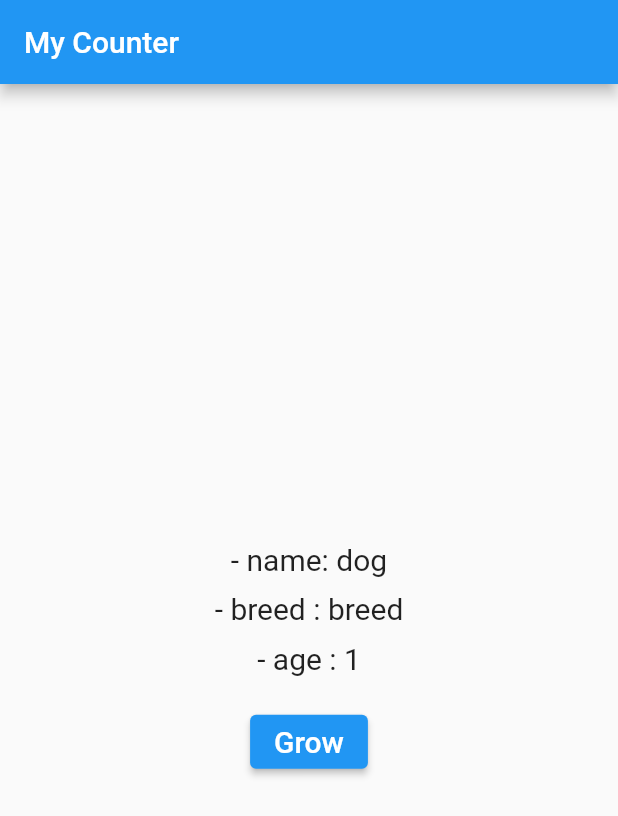
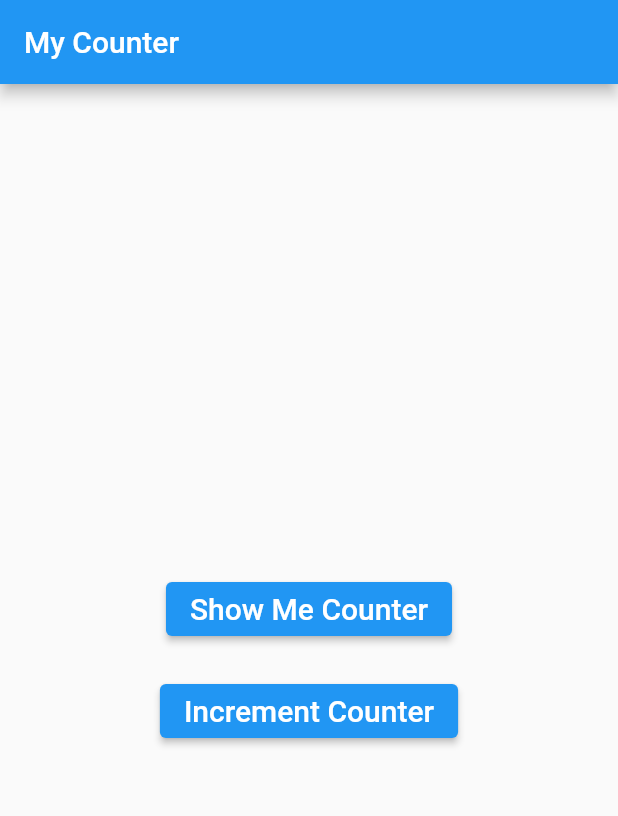
Before and after one commit to fahmi54321/basic_provider, a Flutter app: the screen it shows after launch, on a phone screen of 412 x 824 dp. Shown: the top 816 px of the screen. Run offline on Flutter 3.47's test engine with Material 2 defaults, Android fonts, the phone set to English and light mode, and no system bars.

```diff
--- /dev/null
+++ b/lib/counter.dart
@@ -0,0 +1,11 @@
+import 'package:flutter/material.dart';
+
+//todo 1 (next main.dart)
+class Counter with ChangeNotifier {
+  int counter = 0;
+
+  void increment() {
+    counter++;
+    notifyListeners();
+  }
+}
--- a/lib/main.dart
+++ b/lib/main.dart
@@ -1,5 +1,5 @@
-import 'package:basic_provider/models/babies.dart';
-import 'package:basic_provider/models/dog.dart';
+import 'package:basic_provider/counter.dart';
+import 'package:basic_provider/show_me_counter.dart';
 import 'package:flutter/material.dart';
 import 'package:provider/provider.dart';
 
@@ -13,33 +13,15 @@ class MyApp extends StatelessWidget {
   // This widget is the root of your application.
   @override
   Widget build(BuildContext context) {
-    return MultiProvider(
-      providers: [
-        ChangeNotifierProvider(
-          create: (_) => Dog(name: 'dog', breed: 'breed'),
-        ),
-        FutureProvider(
-          initialData: 0,
-          create: (context) {
-            final int dogAge = context.read<Dog>().age;
-            final babies = Babies(age: dogAge);
-            return babies.getBabies();
-          },
-        ),
-        StreamProvider(
-            create: (context) {
-              final int dogAge = context.read<Dog>().age;
-              final babies = Babies(age: dogAge * 2);
-              return babies.bark();
-            },
-            initialData: 'Bark 0 times')
-      ],
-      child: MaterialApp(
+    return MaterialApp(
       title: 'Flutter Demo',
       theme: ThemeData(
         primarySwatch: Colors.blue,
       ),
-        home: const MyHomePage(),
+      home: ChangeNotifierProvider(
+        //todo 2
+        create: (context) => Counter(),
+        child: MyHomePage(),
       ),
     );
   }
@@ -59,78 +41,64 @@ class _MyHomePageState extends State<MyHomePage> {
       appBar: AppBar(
         title: Text('My Counter'),
       ),
-      body: Consumer(builder: (BuildContext context, Dog dog, _) {
-        //todo 1
-        return Center(
+      body: Center(
         child: Column(
           mainAxisAlignment: MainAxisAlignment.center,
-            mainAxisSize: MainAxisSize.min,
           children: [
-              Text(
-                '- name: ${dog.name}', //todo 2
-                style: const TextStyle(fontSize: 20.0),
+            ElevatedButton(
+              onPressed: () {
+                //todo 4 (finish)
+
+                //error 1
+                // Navigator.push(
+                //   context,
+                //   MaterialPageRoute(
+                //     builder: (context) => ShowMeCounter(),
+                //   ),
+                // );
+
+                //error 2
+                // Navigator.push(
+                //   context,
+                //   MaterialPageRoute(
+                //     builder: (context) => ChangeNotifierProvider.value(
+                //       value: context.read<Counter>(),
+                //       child: ShowMeCounter(),
+                //     ),
+                //   ),
+                // );
+
+                // tidak error
+                Navigator.push(
+                  context,
+                  MaterialPageRoute(
+                    builder: (counterContext) => ChangeNotifierProvider.value(
+                      value: context.read<Counter>(),
+                      child: ShowMeCounter(),
                     ),
-              const SizedBox(height: 10.0),
-              BreedAndAge(),
-            ],
                   ),
                 );
-      }),
-    );
-  }
-}
-
-class BreedAndAge extends StatelessWidget {
-  const BreedAndAge({
-    super.key,
-  });
-
-  @override
-  Widget build(BuildContext context) {
-    return Consumer(builder: (BuildContext context, Dog dog, _) {
-      //todo 3
-      return Column(
-        children: [
-          Text(
-            '- breed : ${dog.breed}', //todo 4
-            style: const TextStyle(fontSize: 20.0),
-          ),
-          const SizedBox(height: 10.0),
-          Age(),
-        ],
-      );
-    });
-  }
-}
-
-class Age extends StatelessWidget {
-  const Age({
-    super.key,
-  });
-
-  @override
-  Widget build(BuildContext context) {
-    return Consumer(builder: (BuildContext context, Dog dog, _) {
-      //todo 5
-      return Column(
-        children: [
-          Text(
-            '- age : ${dog.age}', //todo 6
-            style: const TextStyle(fontSize: 20.0),
-          ),
-          const SizedBox(height: 20.0),
-          ElevatedButton(
-            onPressed: () => dog.grow(), //todo 7 (finish)
-            // onPressed: () => dog.grow(),
+              },
               child: const Text(
-              'Grow',
+                'Show Me Counter',
                 style: TextStyle(
                   fontSize: 20.0,
                 ),
               ),
-          )
+            ),
+            const SizedBox(height: 20.0),
+            ElevatedButton(
+              onPressed: () {
+                context.read<Counter>().increment(); //todo 3
+              },
+              child: const Text(
+                'Increment Counter',
+                style: TextStyle(fontSize: 20.0),
+              ),
+            ),
           ],
+        ),
+      ),
     );
-    });
   }
 }
--- a/lib/models/babies.dart
+++ /dev/null
@@ -1,33 +0,0 @@
-import 'package:flutter/material.dart';
-
-class Babies with ChangeNotifier {
-  final int age;
-
-  Babies({
-    required this.age,
-  });
-
-  Future<int> getBabies() async {
-    await Future.delayed(
-      const Duration(seconds: 3),
-    );
-
-    if (age > 1 && age < 5) {
-      return 4;
-    } else if (age < 1) {
-      return 0;
-    } else {
-      return 2;
-    }
-  }
-
-  Stream<String> bark() async* {
-    for (var i = 1; i < age; i++) {
-      await Future.delayed(
-        const Duration(seconds: 2),
-      );
-
-      yield 'Bark $i times';
-    }
-  }
-}
--- a/lib/models/dog.dart
+++ /dev/null
@@ -1,18 +0,0 @@
-import 'package:flutter/material.dart';
-
-class Dog with ChangeNotifier {
-  final String name;
-  final String breed;
-  int age;
-
-  Dog({
-    required this.name,
-    required this.breed,
-    this.age = 1,
-  });
-
-  void grow() {
-    age++;
-    notifyListeners();
-  }
-}
--- /dev/null
+++ b/lib/show_me_counter.dart
@@ -0,0 +1,22 @@
+import 'package:basic_provider/counter.dart';
+import 'package:flutter/material.dart';
+import 'package:provider/provider.dart';
+
+class ShowMeCounter extends StatelessWidget {
+  const ShowMeCounter({super.key});
+
+  @override
+  Widget build(BuildContext context) {
+    return Scaffold(
+      appBar: AppBar(
+        title: const Text('Counter'),
+      ),
+      body: Center(
+        child: Text(
+          '${context.watch<Counter>().counter}',
+          style: TextStyle(fontSize: 52.0),
+        ),
+      ),
+    );
+  }
+}
```
Lines whose indentation alone changed are shown as unchanged.
